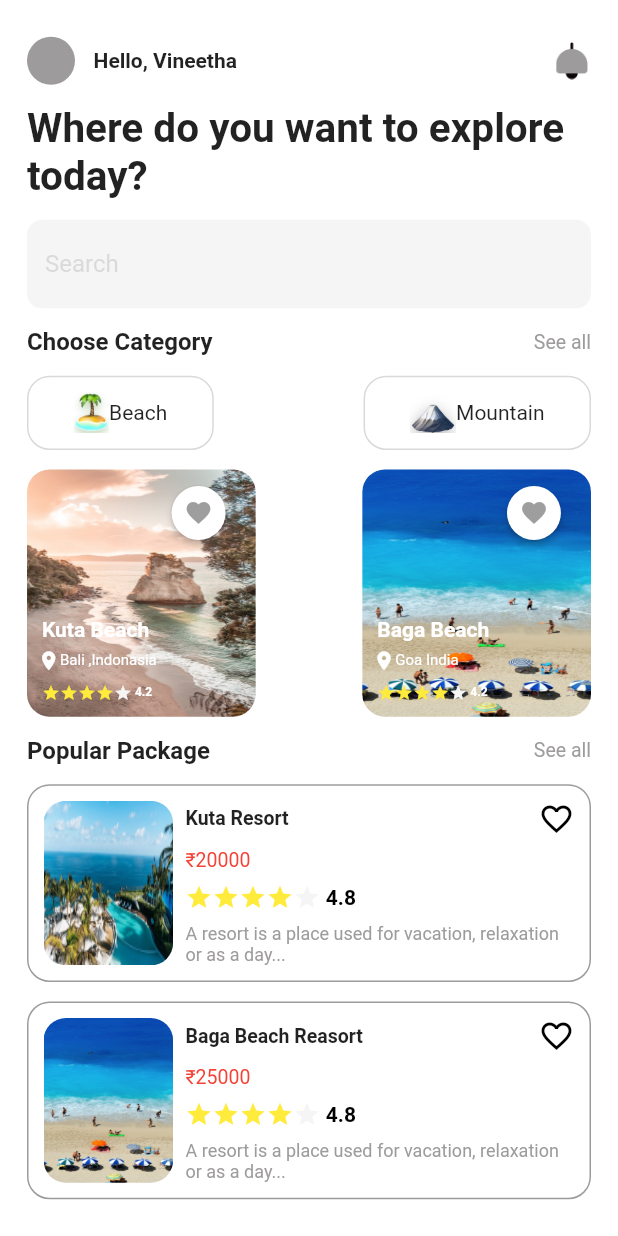
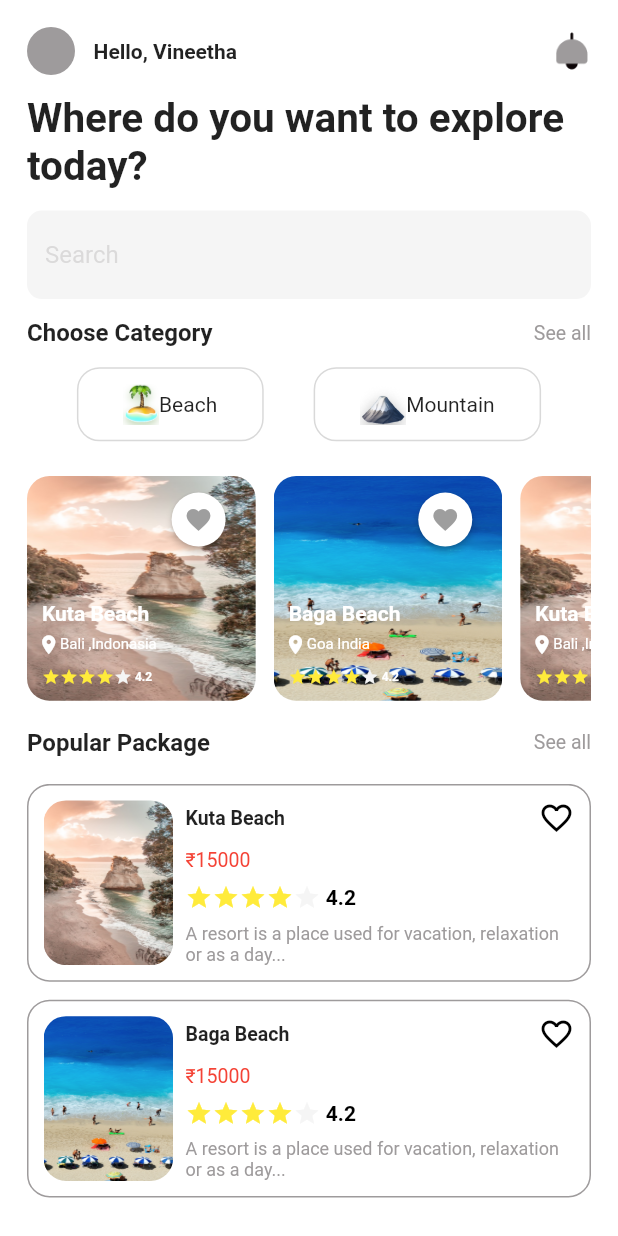
Before and after one commit to arpitvermaofficial/Assignment-Task-Thinnai-Experiences, a Flutter app: the screen it shows after launch, on a phone screen of 412 x 824 dp. Run offline on Flutter 3.47's test engine with Material 2 defaults, Android fonts, the phone set to English and light mode, and no system bars.

Commit message:
Update screen1.dart

```diff
--- a/lib/Screens/screen1.dart
+++ b/lib/Screens/screen1.dart
@@ -22,7 +22,7 @@ class screen1 extends StatelessWidget {
                 padding: EdgeInsets.all(18),
                 child: Column(
                     crossAxisAlignment: CrossAxisAlignment.start,
-                    mainAxisAlignment: MainAxisAlignment.spaceAround,
+                    mainAxisAlignment: MainAxisAlignment.spaceBetween,
                     children: [
                       Row(
                         mainAxisAlignment: MainAxisAlignment.start,
@@ -78,29 +78,31 @@ class screen1 extends StatelessWidget {
                             )
                           ]),
                       Row(
-                        mainAxisAlignment: MainAxisAlignment.spaceBetween,
+                        mainAxisAlignment: MainAxisAlignment.spaceEvenly,
                         children: [
                           categorycard(imagename: "Beach.png", text: "Beach"),
                           categorycard(
                               imagename: "mountain.png", text: "Mountain"),
                         ],
                       ),
-                      Row(
-                        mainAxisAlignment: MainAxisAlignment.spaceBetween,
-                        children: [
-                          Categorycard2(
-                              price: 15000,
-                              place: "Kuta Beach",
-                              location: "Bali ,Indonasia",
-                              rating: 4.2,
-                              image: "Bali.png"),
-                          Categorycard2(
-                              price: 15000,
-                              place: "Baga Beach",
-                              location: "Goa India",
-                              rating: 4.2,
-                              image: "Baga.png"),
-                        ],
+                      Container(
+                        padding: EdgeInsets.only(top: 10, bottom: 5),
+                        height: size.height * 0.2,
+                        child: ListView.separated(
+                          scrollDirection: Axis.horizontal,
+                          separatorBuilder: (BuildContext context, int index) =>
+                              SizedBox(
+                            width: 12,
+                          ),
+                          itemBuilder: (BuildContext context, int index) =>
+                              Categorycard2(
+                                  price: price[index],
+                                  place: place[index],
+                                  location: location[index],
+                                  rating: rating[index],
+                                  image: image[index]),
+                          itemCount: place.length,
+                        ),
                       ),
                       Row(
                           mainAxisAlignment: MainAxisAlignment.spaceBetween,
@@ -115,16 +117,24 @@ class screen1 extends StatelessWidget {
                               style: TextStyle(color: color, fontSize: 13),
                             )
                           ]),
-                      Packagecard(
-                          rating: 4.8,
-                          image: "Kuta.jpeg",
-                          place: "Kuta Resort",
-                          price: 20000),
-                      Packagecard(
-                          rating: 4.8,
-                          image: "Baga.png",
-                          place: "Baga Beach Reasort",
-                          price: 25000),
+                      Container(
+                        padding: EdgeInsets.only(top: 5, bottom: 5),
+                        height: size.height * 0.35,
+                        child: ListView.separated(
+                          scrollDirection: Axis.vertical,
+                          separatorBuilder: (BuildContext context, int index) =>
+                              SizedBox(
+                            height: 12,
+                          ),
+                          itemBuilder: (BuildContext context, int index) =>
+                              Packagecard(
+                                  price: price[index],
+                                  place: place[index],
+                                  rating: rating[index],
+                                  image: image[index]),
+                          itemCount: place.length,
+                        ),
+                      ),
                     ]),
               ),
             )));
```
